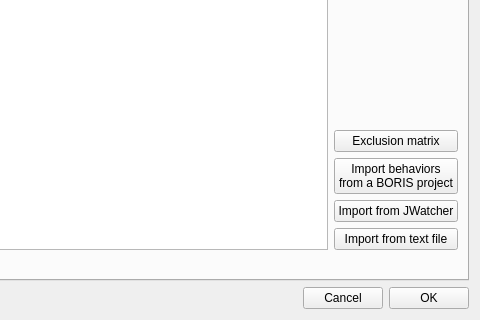
olivierfriard/BORIS, file project.ui: the form before one commit; both pictures show x 507 to 987 and y 258 to 578 of the 987 by 578 pixel window.
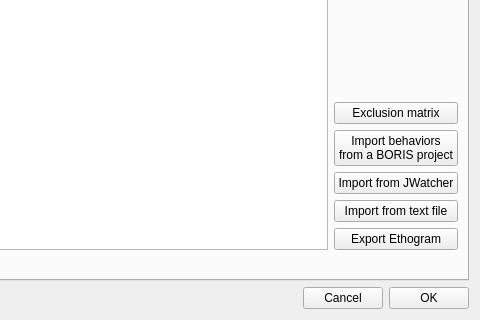
The form after the commit. The open tabs and pages were chosen to show the change.

Commit message: added export ethogram function, fixed bug when no category in old project files

```diff
--- a/project.ui
+++ b/project.ui
@@ -261,6 +261,13 @@
                  </property>
                 </widget>
                </item>
+               <item>
+                <widget class="QPushButton" name="pbExportEthogram">
+                 <property name="text">
+                  <string>Export Ethogram</string>
+                 </property>
+                </widget>
+               </item>
               </layout>
              </item>
             </layout>
```
Left out of the diff: 2 changed lines with no effect on the pictures. The commit also changes 4 other files.
